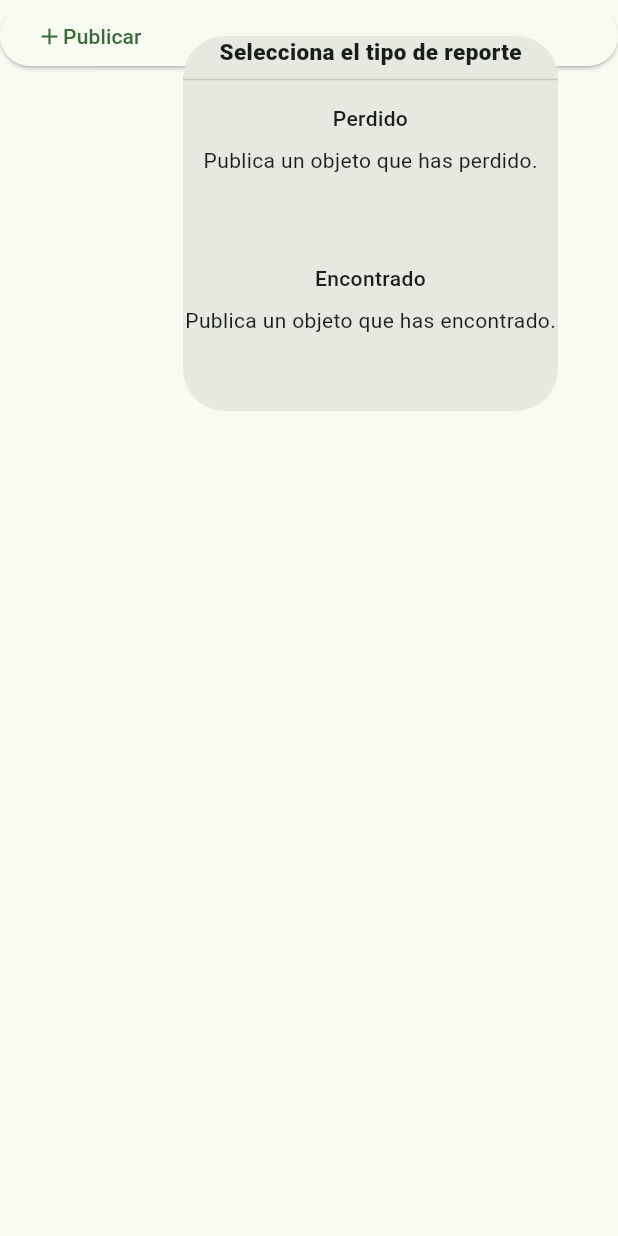
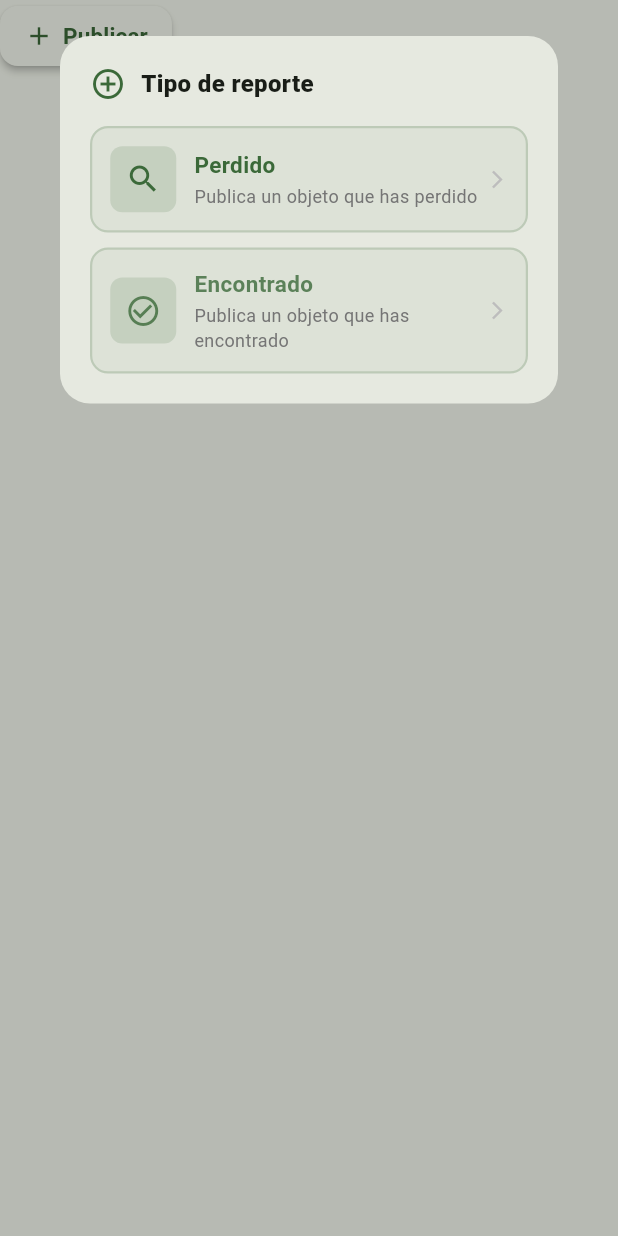
Before and after one commit to buscador-de-items-perdidos/Ing_Software_grupo4, a Flutter app: the BotonPublicar widget shown alone on an empty page, opened directly, after a tap on "Publicar", on a phone screen of 412 x 824 dp. Run offline on Flutter 3.47's test engine with Material 3 defaults, Android fonts, the phone set to English and light mode, and no system bars; our stand-ins replace file_picker, flutter_map, latlong2; project files that could hold a hidden picture were left out.

Commit message:
Ajustes menores en filtros y rediseño de botones para crear reportes

```diff
--- a/lib/appbar.dart
+++ b/lib/appbar.dart
@@ -40,46 +40,77 @@ class BotonPublicar extends StatelessWidget {
   @override
   Widget build(BuildContext context) {
     return ElevatedButton(
-      style: ButtonStyle(
-        backgroundColor: WidgetStateProperty<Color>.fromMap(
-          <WidgetStatesConstraint, Color>{
-            WidgetState.any: Theme.of(context).scaffoldBackgroundColor,
-          },
+      style: ElevatedButton.styleFrom(
+        backgroundColor: Theme.of(context).scaffoldBackgroundColor,
+        foregroundColor: Theme.of(context).primaryColor,
+        elevation: 2,
+        padding: const EdgeInsets.symmetric(horizontal: 16, vertical: 8),
+        shape: RoundedRectangleBorder(
+          borderRadius: BorderRadius.circular(12),
         ),
       ),
       onPressed: () => showDialog(
-        barrierColor: Colors.transparent,
+        barrierColor: Colors.black26,
         context: context,
         builder: (context) => Dialog(
-          constraints: BoxConstraints.loose(Size.square(250)),
+          shape: RoundedRectangleBorder(
+            borderRadius: BorderRadius.circular(20),
+          ),
+          elevation: 8,
           alignment: Alignment.topRight,
+          child: ConstrainedBox(
+            constraints: const BoxConstraints(
+              maxWidth: 340,
+              maxHeight: 300,
+            ),
+            child: SingleChildScrollView(
+              child: Padding(
+                padding: const EdgeInsets.all(20),
                 child: Column(
-            mainAxisAlignment: MainAxisAlignment.spaceBetween,
+                  mainAxisSize: MainAxisSize.min,
                   children: [
-              const Text(
-                "Selecciona el tipo de reporte",
-                style: TextStyle(fontSize: 15, fontWeight: FontWeight.w800),
+                    Row(
+                      children: [
+                        Icon(
+                          Icons.add_circle_outline,
+                          color: Theme.of(context).primaryColor,
+                          size: 24,
                         ),
-              Divider(),
-              Expanded(
-                child: Column(
-                  children: [
-                    Expanded(child: _BotonMenu(tipo: TipoReporte.perdido)),
-                    Expanded(child: _BotonMenu(tipo: TipoReporte.encontrado)),
-                  ],
+                        const SizedBox(width: 10),
+                        const Expanded(
+                          child: Text(
+                            "Tipo de reporte",
+                            style: TextStyle(
+                              fontSize: 16,
+                              fontWeight: FontWeight.w800,
+                            ),
                           ),
                         ),
                       ],
                     ),
+                    const SizedBox(height: 16),
+                    _BotonMenu(tipo: TipoReporte.perdido),
+                    const SizedBox(height: 10),
+                    _BotonMenu(tipo: TipoReporte.encontrado),
+                  ],
                 ),
               ),
-
+            ),
+          ),
+        ),
+      ),
       child: Row(
+        mainAxisSize: MainAxisSize.min,
         children: [
-          Icon(Icons.add, color: Theme.of(context).primaryColor),
+          Icon(Icons.add, color: Theme.of(context).primaryColor, size: 20),
+          const SizedBox(width: 6),
           Text(
             "Publicar",
-            style: TextStyle(color: Theme.of(context).primaryColor),
+            style: TextStyle(
+              color: Theme.of(context).primaryColor,
+              fontWeight: FontWeight.w600,
+              fontSize: 15,
+            ),
           ),
         ],
       ),
@@ -96,34 +127,40 @@ class _BotonMenu extends StatelessWidget {
   Widget build(BuildContext context) {
     String titulo;
     String descripcion;
+    IconData icono;
+    Color color;
 
     switch (tipo) {
       case TipoReporte.perdido:
         titulo = "Perdido";
-        descripcion = "Publica un objeto que has perdido.";
+        descripcion = "Publica un objeto que has perdido";
+        icono = Icons.search;
+        color = Theme.of(context).primaryColor;
       case TipoReporte.encontrado:
         titulo = "Encontrado";
-        descripcion = "Publica un objeto que has encontrado.";
+        descripcion = "Publica un objeto que has encontrado";
+        icono = Icons.check_circle_outline;
+        color = Theme.of(context).primaryColor.withOpacity(0.8);
       case TipoReporte.administracion:
         titulo = "Anuncio";
-        descripcion = "Publica anuncios de administración.";
+        descripcion = "Publica anuncios de administración";
+        icono = Icons.announcement_outlined;
+        color = Theme.of(context).primaryColor.withOpacity(0.6);
     }
-    return SizedBox(
-      width: double.infinity,
+
+    return Container(
+      decoration: BoxDecoration(
+        borderRadius: BorderRadius.circular(12),
+        border: Border.all(
+          color: Theme.of(context).primaryColor.withOpacity(0.2),
+          width: 1.5,
+        ),
+        color: Theme.of(context).primaryColor.withOpacity(0.05),
+      ),
+      child: Material(
+        color: Colors.transparent,
         child: InkWell(
-        child: Column(
-          children: [
-            Padding(
-              padding: const EdgeInsets.all(8.0),
-              child: Text(
-                titulo,
-                textAlign: TextAlign.center,
-                style: TextStyle(fontSize: 14, fontWeight: FontWeight.w500),
-              ),
-            ),
-            Text(descripcion),
-          ],
-        ),
+          borderRadius: BorderRadius.circular(12),
           onTap: () {
             Navigator.pop(context);
             Navigator.push(
@@ -131,12 +168,64 @@ class _BotonMenu extends StatelessWidget {
               MaterialPageRoute(
                 builder: (_) {
                   final uuid = Uuid().v7();
-
                   return ReportEditor.vacio(uuid, tipo: tipo);
                 },
               ),
             );
           },
+          child: Padding(
+            padding: const EdgeInsets.all(12),
+            child: Row(
+              mainAxisSize: MainAxisSize.min,
+              children: [
+                Container(
+                  padding: const EdgeInsets.all(10),
+                  decoration: BoxDecoration(
+                    color: color.withOpacity(0.15),
+                    borderRadius: BorderRadius.circular(8),
+                  ),
+                  child: Icon(
+                    icono,
+                    color: color,
+                    size: 24,
+                  ),
+                ),
+                const SizedBox(width: 12),
+                Expanded(
+                  child: Column(
+                    mainAxisSize: MainAxisSize.min,
+                    crossAxisAlignment: CrossAxisAlignment.start,
+                    children: [
+                      Text(
+                        titulo,
+                        style: TextStyle(
+                          fontSize: 15,
+                          fontWeight: FontWeight.w700,
+                          color: color,
+                        ),
+                      ),
+                      const SizedBox(height: 2),
+                      Text(
+                        descripcion,
+                        style: TextStyle(
+                          fontSize: 12,
+                          color: Colors.grey.shade600,
+                        ),
+                        maxLines: 2,
+                        overflow: TextOverflow.ellipsis,
+                      ),
+                    ],
+                  ),
+                ),
+                Icon(
+                  Icons.arrow_forward_ios,
+                  size: 14,
+                  color: Colors.grey.shade400,
+                ),
+              ],
+            ),
+          ),
+        ),
       ),
     );
   }
--- a/lib/modelos/filter_utils.dart
+++ b/lib/modelos/filter_utils.dart
@@ -14,18 +14,24 @@ const List<String> availableCategories = [
     'Billetera',
     'Cartera',
     'Paraguas',
-  'Botella de agua',
-  'Libro',
     'Mochila',
-  'Chaqueta',
+    'Estuche',
+    'Documentos',
+    'Cédula',
+    'Pasaporte',
+    'Tarjeta bancaria',
+    'Licencia de conducir',
+    'Credencial universitaria / laboral',
+    'Polerón / Chaqueta',
     'Gorro',
-  'Bufanda',
+    'Polera',
+    'Pantalones',
+    'Zapatos / Zapatillas',
     'Guantes',
-  'Calculadora',
-  'USB / Pendrive',
-  'Tarjeta de memoria',
-  'Mouse',
-  'Teclado',
+    'Botella',
+    'Termo',
+    'Llaveros',
+    'Cuadernos / Libretas',
     'Otro',
 ];
 
```
Lines whose indentation alone changed are shown as unchanged.
